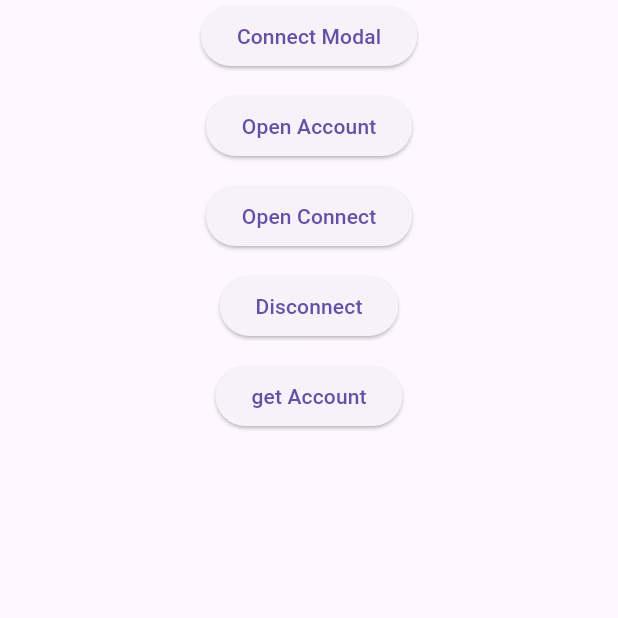
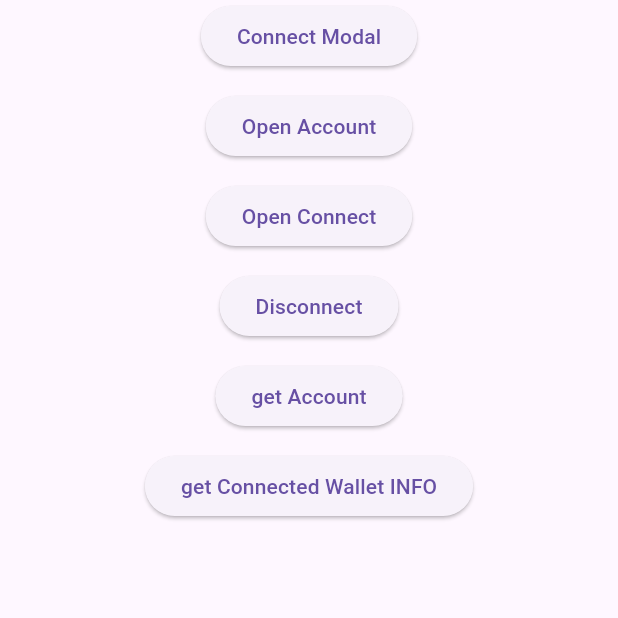
Before and after one commit to jurej1/reown_flutter_web, a Flutter app: the screen it shows after launch, after a tap on "get Account", on a phone screen of 412 x 824 dp, the top half of it. Run offline on Flutter 3.47's test engine with Material 3 defaults, Android fonts, the phone set to English and light mode, and no system bars; our stand-ins replace decimal; missing offline and left inert: dart:js_interop, dart:js_util; statements that could not run were skipped.

Commit message:
Adding get connected wallet info function.

```diff
--- a/example/lib/main.dart
+++ b/example/lib/main.dart
@@ -78,12 +78,18 @@ class _MyAppState extends State<MyApp> {
               child: Text('Disconnect'),
             ),
             SizedBox(height: 12),
-
             ElevatedButton(
               onPressed: () {
                 reown.Web3Modal.getAccount();
               },
               child: Text('get Account'),
+            ),
+            SizedBox(height: 12),
+            ElevatedButton(
+              onPressed: () {
+                reown.Web3Modal.getWalletInfo();
+              },
+              child: Text('get Connected Wallet INFO'),
             ),
           ],
         ),
--- /dev/null
+++ b/lib/src/js/models/connected_wallet_into.js.dart
@@ -0,0 +1,14 @@
+part of '../reown.js.dart';
+
+@JS()
+extension type JSConnectedWalletInfo(JSObject _) implements JSObject {
+  external JSString name;
+  external JSString? get icon;
+  external JSString? get type;
+
+  ConnectedWalletInfo get toDart => ConnectedWalletInfo(
+        name: name.toDart,
+        icon: icon?.toDart,
+        type: type?.toDart,
+      );
+}
--- a/lib/src/js/reown.js.dart
+++ b/lib/src/js/reown.js.dart
@@ -2,8 +2,10 @@ import 'dart:js_interop';
 
 import 'package:reown_flutter_web/src/enums/account_status.dart';
 import 'package:reown_flutter_web/src/models/account.dart';
+import 'package:reown_flutter_web/src/models/connected_wallet_info.dart';
 
 part 'models/bigint.js.dart';
+part 'models/connected_wallet_into.js.dart';
 part 'models/get_account_return_type.js.dart';
 part 'reown_web3modal.js.dart';
 
--- a/lib/src/js/reown_web3modal.js.dart
+++ b/lib/src/js/reown_web3modal.js.dart
@@ -15,8 +15,10 @@ extension type JSReownWeb3Modal(JSObject _) implements JSObject {
   external JSPromise openConnect();
   external JSPromise disconnect();
   external JSPromise reconnect();
+  external JSPromise close();
 
   external JSGetAccountReturnType getAccount();
+  external JSConnectedWalletInfo getWalletInfo();
 
   external JSPromise<JSAny?> switchNetwork(JSNumber chainId);
   external JSPromise<JSString> signMessage();
--- a/lib/src/reown_web3modal.dart
+++ b/lib/src/reown_web3modal.dart
@@ -41,15 +41,23 @@ class Web3Modal {
     await window.web3Modal.reconnect().toDart;
   }
 
-  static Future<void> getAccount() async {
+  static void getAccount() {
     // Account
-    final response = await window.web3Modal.getAccount().toDart;
+    final response = window.web3Modal.getAccount().toDart;
 
     print('Address ${response.address}');
     print('Addresses: ${response.addresses}');
     print('ChainID: ${response.chainId}');
     print('Is Connected: ${response.isConnected}');
     print('Status: ${response.status}');
+  }
+
+  static void getWalletInfo() {
+    final response = window.web3Modal.getWalletInfo().toDart;
+
+    print('name ${response.name}');
+    print('icon ${response.icon}');
+    print('type ${response.type}');
   }
 }
 
```
Also changed, not shown: lib/src/models/connected_wallet_info.dart (added, +11 -0 lines), 1 other file.
